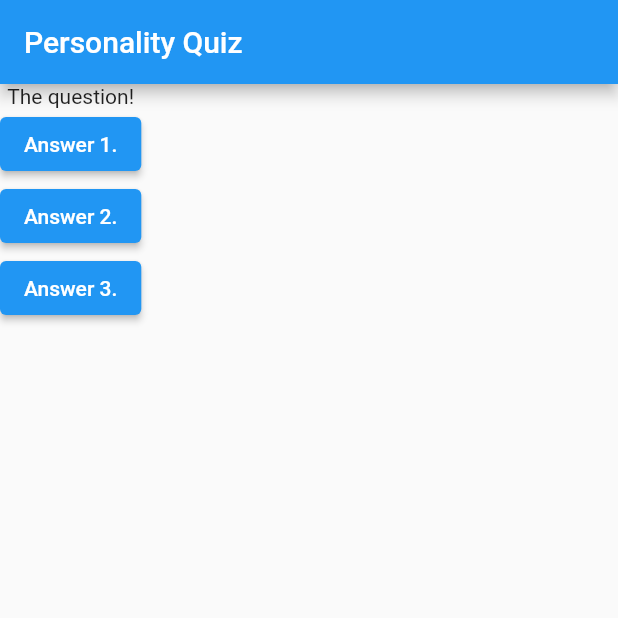
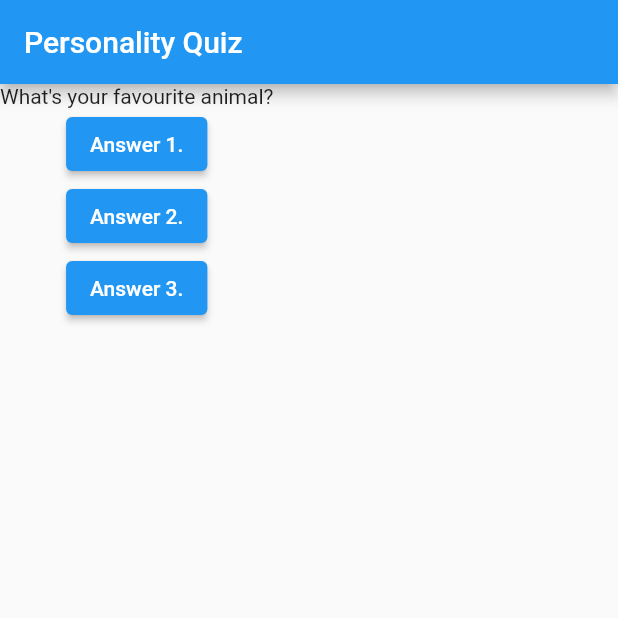
Before and after one commit to HelenaKeller/flutter-learning, a Flutter app: the screen it shows after launch, after a tap on "Answer 1.", on a phone screen of 412 x 824 dp, the top half of it. Run offline on Flutter 3.47's test engine with Material 2 defaults, Android fonts, the phone set to English and light mode, and no system bars.

Commit message:
crash_course: lesson on stateful widget implemented

```diff
--- a/crash_course/lib/main.dart
+++ b/crash_course/lib/main.dart
@@ -1,22 +1,32 @@
 import 'package:flutter/material.dart';
 
 void main() {
-  runApp(const MyApp());
+  runApp(MyApp());
 }
 
-class MyApp extends StatelessWidget {
-  const MyApp({Key? key}) : super(key: key);
+class MyApp extends StatefulWidget {
+  MyApp({Key? key}) : super(key: key);
+
+  @override
+  State<MyApp> createState() => _MyAppState();
+}
+
+class _MyAppState extends State<MyApp> {
+  var questionIndex = 0;
 
   void answerQuestion() {
-    print('Answer chosen!');
+    setState(() {
+      questionIndex = questionIndex + 1;
+    });
+    print(questionIndex);
   }
 
   @override
   Widget build(BuildContext context) {
-    //var question[
-    //  'What\'s your favourite color?',
-    // 'What\'s your favourite animal?',
-    //];
+    var questions = [
+      'What\'s your favourite color?',
+      'What\'s your favourite animal?',
+    ];
 
     return MaterialApp(
       home: Scaffold(
@@ -24,7 +34,7 @@ class MyApp extends StatelessWidget {
           title: const Text('Personality Quiz'),
         ),
         body: Column(children: [
-          const Text('The question!'),
+          Text(questions[questionIndex]),
           ElevatedButton(
             onPressed: answerQuestion,
             child: const Text('Answer 1.'),
```
Also changed, not shown: 1 other file.
